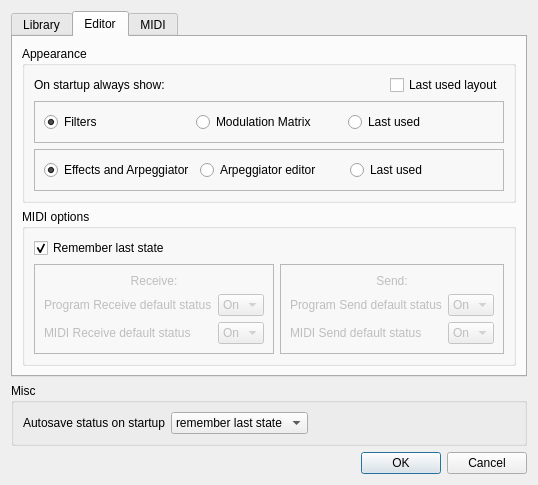
Old version of the form bigglesworth/dialogs/settings.ui in the repository MaurizioB/Bigglesworth.
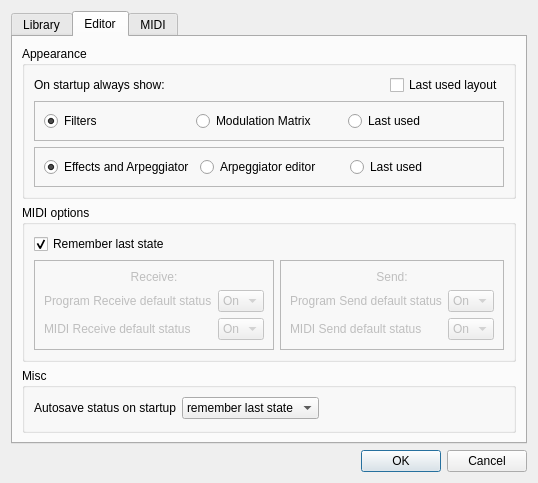
New version of the form. The open tabs and pages were chosen to show the change.

What changed in the file:
```diff
--- a/bigglesworth/dialogs/settings.ui
+++ b/bigglesworth/dialogs/settings.ui
@@ -542,6 +542,47 @@
          </layout>
         </widget>
        </item>
+       <item row="2" column="0">
+        <widget class="QGroupBox" name="groupBox_6">
+         <property name="title">
+          <string>Misc</string>
+         </property>
+         <layout class="QFormLayout" name="formLayout_8">
+          <property name="fieldGrowthPolicy">
+           <enum>QFormLayout::ExpandingFieldsGrow</enum>
+          </property>
+          <item row="0" column="0">
+           <widget class="QLabel" name="autosaveLabel">
+            <property name="text">
+             <string>Autosave status on startup</string>
+            </property>
+           </widget>
+          </item>
+          <item row="0" column="1">
+           <widget class="QComboBox" name="editor_autosave_combo">
+            <property name="currentIndex">
+             <number>2</number>
+            </property>
+            <item>
+             <property name="text">
+              <string>always off</string>
+             </property>
+            </item>
+            <item>
+             <property name="text">
+              <string>always on</string>
+             </property>
+            </item>
+            <item>
+             <property name="text">
+              <string>remember last state</string>
+             </property>
+            </item>
+           </widget>
+          </item>
+         </layout>
+        </widget>
+       </item>
       </layout>
      </widget>
      <widget class="QWidget" name="midi_tab">
@@ -668,47 +709,6 @@
      </widget>
     </widget>
    </item>
-   <item>
-    <widget class="QGroupBox" name="groupBox_6">
-     <property name="title">
-      <string>Misc</string>
-     </property>
-     <layout class="QFormLayout" name="formLayout_8">
-      <property name="fieldGrowthPolicy">
-       <enum>QFormLayout::ExpandingFieldsGrow</enum>
-      </property>
-      <item row="0" column="0">
-       <widget class="QLabel" name="autosaveLabel">
-        <property name="text">
-         <string>Autosave status on startup</string>
-        </property>
-       </widget>
-      </item>
-      <item row="0" column="1">
-       <widget class="QComboBox" name="editor_autosave_combo">
-        <property name="currentIndex">
-         <number>2</number>
-        </property>
-        <item>
-         <property name="text">
-          <string>always off</string>
-         </property>
-        </item>
-        <item>
-         <property name="text">
-          <string>always on</string>
-         </property>
-        </item>
-        <item>
-         <property name="text">
-          <string>remember last state</string>
-         </property>
-        </item>
-       </widget>
-      </item>
-     </layout>
-    </widget>
-   </item>
    <item>
     <widget class="QDialogButtonBox" name="buttonBox">
      <property name="orientation">
```
Left out of the diff: 2 changed lines with no effect on the pictures.
